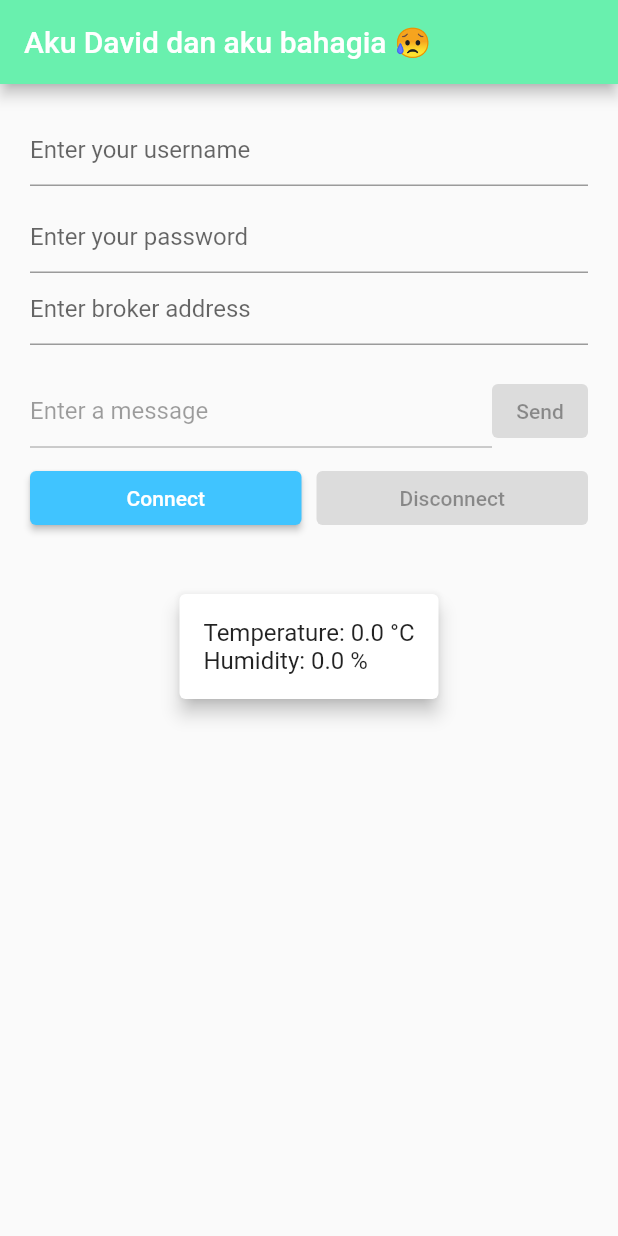
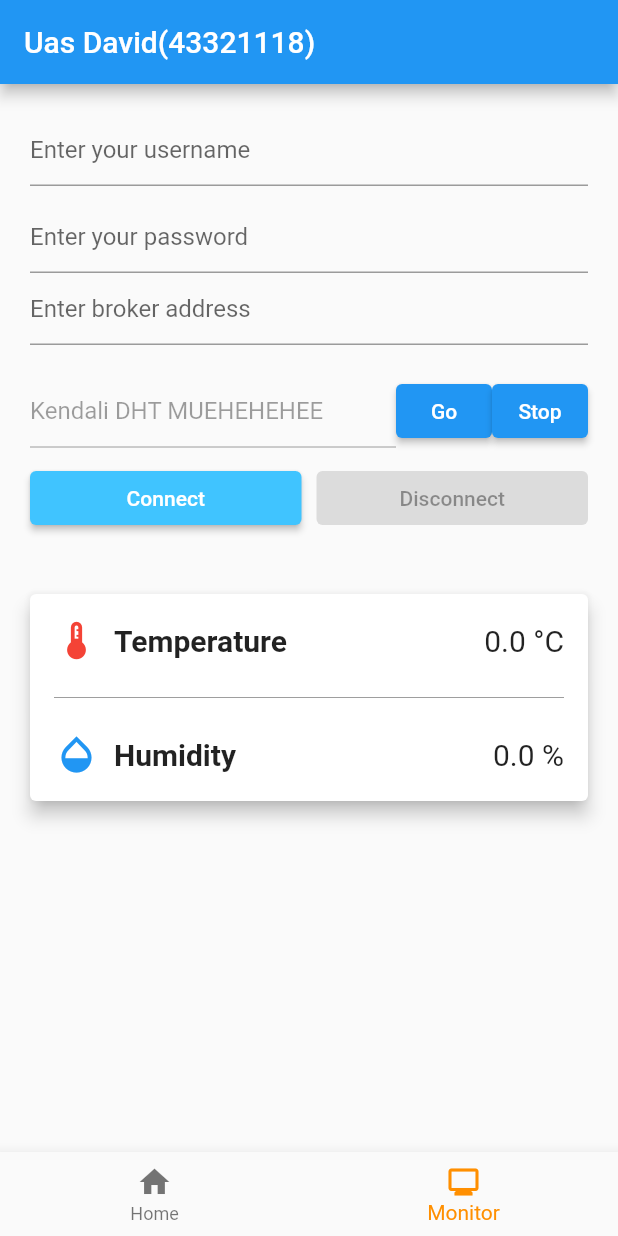
Before and after one commit to davidRT2/android_MQTTclient, a Flutter app: the screen it shows after launch, on a phone screen of 412 x 824 dp. Run offline on Flutter 3.47's test engine with Material 2 defaults, Android fonts, the light colour scheme and no system bars; missing offline and left inert: mqtt_client.

Commit message:
Finish Primary function

```diff
--- a/lib/main.dart
+++ b/lib/main.dart
@@ -1,56 +1,69 @@
 import 'package:flutter/material.dart';
 import 'package:temprature_monitor/widgets/mqttView.dart';
+import 'package:temprature_monitor/widgets/monitorView.dart';
 import 'package:temprature_monitor/mqtt/state/MQTTAppState.dart';
 import 'package:provider/provider.dart';
 
 void main() => runApp(MyApp());
 
 class MyApp extends StatelessWidget {
-  // This widget is the root of your application.
   @override
   Widget build(BuildContext context) {
-    /*
-    final MQTTManager manager = MQTTManager(host:'test.mosquitto.org',topic:'flutter/amp/cool',identifier:'ios');
-    manager.initializeMQTTClient();
+    return MaterialApp(
+      title: 'Flutter Demo',
+      theme: ThemeData(
+        primarySwatch: Colors.blue,
+      ),
+      home: MultiProvider(
+        providers: [
+          ChangeNotifierProvider(create: (_) => MQTTAppState()),
+        ],
+        child: Builder(
+          builder: (BuildContext context) {
+            return Scaffold(
+              appBar: AppBar(
+                title: Text('Uas David(43321118)'),
+              ),
+              body: MQTTView(),
+              bottomNavigationBar: _buildBottomNavigationBar(context),
+            );
+          },
+        ),
+      ),
+    );
+  }
 
-     */
+  Widget _buildBottomNavigationBar(BuildContext context) {
+    return BottomNavigationBar(
+      items: const <BottomNavigationBarItem>[
+        BottomNavigationBarItem(
+          icon: Icon(Icons.home),
+          label: 'Home',
+        ),
+        BottomNavigationBarItem(
+          icon: Icon(Icons.monitor),
+          label: 'Monitor',
+        ),
+      ],
+      currentIndex: 1,
+      selectedItemColor: Colors.amber[800],
+      onTap: (int index) {
+        _onBottomNavigationBarTapped(context, index);
+      },
+    );
+  }
 
-    return MaterialApp(
-        title: 'Flutter Demo',
-        theme: ThemeData(
-          // This is the theme of your application.
-          //
-          // Try running your application with "flutter run". You'll see the
-          // application has a blue toolbar. Then, without quitting the app, try
-          // changing the primarySwatch below to Colors.green and then invoke
-          // "hot reload" (press "r" in the console where you ran "flutter run",
-          // or simply save your changes to "hot reload" in a Flutter IDE).
-          // Notice that the counter didn't reset back to zero; the application
-          // is not restarted.
-          primarySwatch: Colors.blue,
-        ),
-        home: ChangeNotifierProvider<MQTTAppState>(
-          create: (_) => MQTTAppState(),
-          child: MQTTView(),
-        ));
+  void _onBottomNavigationBarTapped(BuildContext context, int index) {
+    print('BottomNavigationBar tapped: $index');
+    if (index == 0) {
+      // Do nothing or navigate to home screen
+      Navigator.of(context).push(MaterialPageRoute(
+        builder: (context) => MQTTView(),
+      ));
+    } else if (index == 1) {
+      Navigator.of(context).push(MaterialPageRoute(
+        builder: (context) => MonitorView(),
+      ));
+    }
   }
 }
-
-
-/*
-Padding(
-        padding: const EdgeInsets.all(100.0),
-        child: Center(
-          child:Column(
-            children: <Widget>[
-              Center(
-                child: RaisedButton(
-                  child: Text("Connect"),
-                  onPressed: manager.connect ,
-                ),
-              )
-            ],
-          ) ,
-        ),
-      )
- */
--- a/lib/mqtt/MqttManager.dart
+++ b/lib/mqtt/MqttManager.dart
@@ -74,7 +74,7 @@ class MQTTManager {
   void publish(String message) {
     final MqttClientPayloadBuilder builder = MqttClientPayloadBuilder();
     builder.addString(message);
-    _client!.publishMessage("UAS-IOT/43321118/led", MqttQos.exactlyOnce, builder.payload!);
+    _client!.publishMessage("UAS-IOT/43321118/status", MqttQos.exactlyOnce, builder.payload!);
   }
 
   /// The subscribed callback
--- a/lib/widgets/mqttView.dart
+++ b/lib/widgets/mqttView.dart
@@ -1,4 +1,5 @@
 import 'dart:io' show Platform;
+import 'dart:convert';
 import 'package:flutter/material.dart';
 import 'package:provider/provider.dart';
 import 'package:temprature_monitor/mqtt/state/MQTTAppState.dart';
@@ -18,6 +19,9 @@ class _MQTTViewState extends State<MQTTView> {
   final TextEditingController _usernameTextController = TextEditingController();
   final TextEditingController _passwordTextController = TextEditingController();
   final String _topiSubscribe = "UAS-IOT/43321118/data";
+  bool _led1Status = false;
+  bool _led2Status = false;
+  bool _led3Status = false;
 
   late MQTTAppState currentAppState;
   late MQTTManager manager;
@@ -63,25 +67,27 @@ class _MQTTViewState extends State<MQTTView> {
   Widget _buildAppBar(BuildContext context) {
     return AppBar(
       title: const Text('Aku David dan aku bahagia 😥'),
-      backgroundColor: Colors.greenAccent,
+      backgroundColor: const Color.fromARGB(255, 10, 184, 100),
     );
   }
 
   Widget _buildColumn() {
     return Column(
       children: <Widget>[
-      _buildAppBar(context),  // Add this line to include the app bar
+        // _buildAppBar(context),  // Add this line to include the app bar
         // _buildConnectionStateText(
         //     _prepareStateMessageFrom(currentAppState.getAppConnectionState)),
         _buildEditableColumn(),
         // _buildScrollableTextWith(currentAppState.getHistoryText),
         // Show Snackbar based on connection state
-      _buildStatusCard(),
-      // _showStatusSnackbar(),
+        _buildSensorDataCard(),
+        // _buildLEDControlCard(),
+        _showStatusSnackbar(),
       ],
     );
   }
-  Widget _buildStatusCard() {
+
+  Widget _buildSensorDataCard() {
     return Card(
       elevation: 5,
       margin: const EdgeInsets.all(20.0),
@@ -90,76 +96,112 @@ class _MQTTViewState extends State<MQTTView> {
         child: Column(
           crossAxisAlignment: CrossAxisAlignment.start,
           children: <Widget>[
+            Row(
+              mainAxisAlignment: MainAxisAlignment.spaceBetween,
+              children: [
+                Row(
+                  children: [
+                    Icon(Icons.thermostat, color: Colors.red, size: 30),
+                    SizedBox(width: 10),
                     Text(
-            'Temperature: ${currentAppState.getTemperature} °C',
-            style: TextStyle(fontSize: 16),
+                      'Temperature',
+                      style:
+                          TextStyle(fontSize: 20, fontWeight: FontWeight.bold),
+                    ),
+                  ],
                 ),
                 Text(
-            'Humidity: ${currentAppState.getHumidity} %',
-            style: TextStyle(fontSize: 16),
+                  '${currentAppState.getTemperature} °C',
+                  style: TextStyle(fontSize: 20),
+                ),
+              ],
+            ),
+            SizedBox(height: 15),
+            Divider(color: Colors.grey),
+            SizedBox(height: 15),
+            Row(
+              mainAxisAlignment: MainAxisAlignment.spaceBetween,
+              children: [
+                Row(
+                  children: [
+                    Icon(Icons.opacity, color: Colors.blue, size: 30),
+                    SizedBox(width: 10),
+                    Text(
+                      'Humidity',
+                      style:
+                          TextStyle(fontSize: 20, fontWeight: FontWeight.bold),
+                    ),
+                  ],
+                ),
+                Text(
+                  '${currentAppState.getHumidity} %',
+                  style: TextStyle(fontSize: 20),
+                ),
+              ],
             ),
           ],
         ),
       ),
     );
   }
-
   // ... (rest of your existing _MQTTViewState class)
 
-// Widget _showStatusSnackbar() {
-//   return Builder(
-//     builder: (BuildContext context) {
-//       String snackbarMessage = '';
-//       IconData snackbarIcon = Icons.info; // Default icon
-//       Color snackbarColor = Colors.black; // Default color
+  Widget _showStatusSnackbar() {
+    return Builder(
+      builder: (BuildContext context) {
+        String snackbarMessage = '';
+        IconData snackbarIcon = Icons.info; // Default icon
+        Color snackbarColor = Colors.black; // Default color
 
-//       if (currentAppState.getAppConnectionState == MQTTAppConnectionState.connected && currentAppState.isFirstConnection) {
-//         // Hanya tampilkan pesan snackbar saat status terhubung (connected)
-//         currentAppState.setFirstConnection(false);
-//         snackbarMessage = 'Connected! Already subscribed to \n' + _topiSubscribe;
-//         snackbarIcon = Icons.check;
-//         snackbarColor = Colors.green;
-//       } else if (currentAppState.getAppConnectionState == MQTTAppConnectionState.disconnected) {
-//         currentAppState.setFirstConnection(true);
-//         snackbarMessage = 'Disconnected!';
-//         snackbarIcon = Icons.clear;
-//         snackbarColor = Colors.red;
-//       } else if (currentAppState.getAppConnectionState == MQTTAppConnectionState.connecting) {
-//         snackbarMessage = 'Proses...';
-//         snackbarColor = Colors.blue;
-//       }
+        if (currentAppState.getAppConnectionState ==
+                MQTTAppConnectionState.connected &&
+            currentAppState.isFirstConnection) {
+          // Hanya tampilkan pesan snackbar saat status terhubung (connected)
+          currentAppState.setFirstConnection(false);
+          snackbarMessage =
+              'Connected! Already subscribed to \n' + _topiSubscribe;
+          snackbarIcon = Icons.check;
+          snackbarColor = Colors.green;
+        } else if (currentAppState.getAppConnectionState ==
+            MQTTAppConnectionState.disconnected) {
+          currentAppState.setFirstConnection(true);
+          snackbarMessage = 'Disconnected!';
+          snackbarIcon = Icons.clear;
+          snackbarColor = Colors.red;
+        } else if (currentAppState.getAppConnectionState ==
+            MQTTAppConnectionState.connecting) {
+          snackbarMessage = 'Proses...';
+          snackbarColor = Colors.blue;
+        }
 
-//       if (snackbarMessage.isNotEmpty) {
-//         WidgetsBinding.instance?.addPostFrameCallback((_) {
-//           ScaffoldMessenger.of(context).showSnackBar(
-//             SnackBar(
-//               content: Row(
-//                 children: [
-//                   if (currentAppState.getAppConnectionState == MQTTAppConnectionState.connecting)
-//                     CircularProgressIndicator(
-//                       valueColor: AlwaysStoppedAnimation<Color>(Colors.white),
-//                     )
-//                   else
-//                     Icon(snackbarIcon, color: Colors.white),
-//                   SizedBox(width: 10),
-//                   Text(snackbarMessage),
-//                 ],
-//               ),
-//               duration: Duration(seconds: 3),
-//               backgroundColor: snackbarColor,
-//             ),
-//           );
-//         });
-//       }
+        if (snackbarMessage.isNotEmpty) {
+          WidgetsBinding.instance?.addPostFrameCallback((_) {
+            ScaffoldMessenger.of(context).showSnackBar(
+              SnackBar(
+                content: Row(
+                  children: [
+                    if (currentAppState.getAppConnectionState ==
+                        MQTTAppConnectionState.connecting)
+                      CircularProgressIndicator(
+                        valueColor: AlwaysStoppedAnimation<Color>(Colors.white),
+                      )
+                    else
+                      Icon(snackbarIcon, color: Colors.white),
+                    SizedBox(width: 10),
+                    Text(snackbarMessage),
+                  ],
+                ),
+                duration: Duration(seconds: 3),
+                backgroundColor: snackbarColor,
+              ),
+            );
+          });
+        }
 
-//       return Container();
-//     },
-//   );
-// }
-
-
-
-
+        return Container();
+      },
+    );
+  }
 
   Widget _buildEditableColumn() {
     return Padding(
@@ -187,25 +229,60 @@ class _MQTTViewState extends State<MQTTView> {
     );
   }
 
+  // Widget _buildPublishMessageRow() {
+  //   return Row(
+  //     mainAxisAlignment: MainAxisAlignment.spaceEvenly,
+  //     children: <Widget>[
+  //       Expanded(
+  //         child: _buildTextFieldWith(_messageTextController, 'Enter a message',
+  //             currentAppState.getAppConnectionState),
+  //       ),
+  //       _buildSendButtonFrom(currentAppState.getAppConnectionState)
+  //     ],
+  //   );
+  // }
   Widget _buildPublishMessageRow() {
   return Row(
     mainAxisAlignment: MainAxisAlignment.spaceEvenly,
     children: <Widget>[
       Expanded(
-          child: _buildTextFieldWith(_messageTextController, 'Enter a message',
+        child: _buildTextFieldWith(_messageTextController, 'Kendali DHT MUEHEHEHEE',
             currentAppState.getAppConnectionState),
       ),
-        _buildSendButtonFrom(currentAppState.getAppConnectionState)
+      _buildSendButton(1), // Tombol untuk mengirim status go (payload: 1)
+      _buildSendButton(0), // Tombol untuk mengirim status stop (payload: 0)
     ],
   );
 }
+
+Widget _buildSendButton(int status) {
+  return ElevatedButton(
+    onPressed: () {
+      // Gantilah `yourJsonKey` dengan kunci yang sesuai di dalam JSON Anda.
+      // Sesuaikan payload sesuai dengan nilai status yang dipilih.
+      var jsonPayload = {'status': status};
+      var jsonString = jsonEncode(jsonPayload);
+      // Kirim JSON ke tempat yang sesuai, seperti melalui socket atau HTTP request.
+      // Gantilah 'sendJsonPayload' dengan metode yang sesuai untuk pengiriman.
+      manager.publish(status.toString());
+
+      // Jika status adalah 0, set temperature dan humidity di appState ke 0.0.
+      if (status == 0) {
+        currentAppState.setTemperature(0.0);
+        currentAppState.setHumidity(0.0);
+      }
+    },
+    child: Text(status == 1 ? 'Go' : 'Stop'), // Ubah teks tombol sesuai dengan status.
+  );
+}
+
 
   Widget _buildConnectionStateText(String status) {
     return Row(
       children: <Widget>[
         Expanded(
           child: Container(
-              color: Colors.deepOrangeAccent,
+              color: Colors.deepOrange,
               child: Text(status, textAlign: TextAlign.center)),
         ),
       ],
@@ -336,4 +413,93 @@ class _MQTTViewState extends State<MQTTView> {
     manager.publish(message);
     _messageTextController.clear();
   }
+   Widget _buildLEDControlCard() {
+    return Card(
+      elevation: 5,
+      margin: const EdgeInsets.all(20.0),
+      child: Padding(
+        padding: const EdgeInsets.all(16.0),
+        child: Column(
+          crossAxisAlignment: CrossAxisAlignment.start,
+          children: <Widget>[
+            Text(
+              'LED Control',
+              style: TextStyle(fontSize: 20, fontWeight: FontWeight.bold),
+            ),
+            SizedBox(height: 15),
+            _buildLEDSwitch('LED 1', _led1Status, (value) {
+              setState(() {
+                _led1Status = value;
+              });
+              _publishLEDStatus();
+            }),
+            _buildLEDSwitch('LED 2', _led2Status, (value) {
+              setState(() {
+                _led2Status = value;
+              });
+              _publishLEDStatus();
+            }),
+            _buildLEDSwitch('LED 3', _led3Status, (value) {
+              setState(() {
+                _led3Status = value;
+              });
+              _publishLEDStatus();
+            }),
+          ],
+        ),
+      ),
+    );
   }
+
+  Widget _buildLEDSwitch(String label, bool value, Function(bool) onChanged) {
+    return Row(
+      mainAxisAlignment: MainAxisAlignment.spaceBetween,
+      children: [
+        Text(
+          label,
+          style: TextStyle(fontSize: 18),
+        ),
+        Switch(
+          value: value,
+          onChanged: onChanged,
+        ),
+      ],
+    );
+  }
+
+  // Function to publish LED statuses as JSON to MQTT
+  void _publishLEDStatus() {
+    final Map<String, dynamic> ledStatusJson = {
+      'led1': _led1Status,
+      'led2': _led2Status,
+      'led3': _led3Status,
+    };
+
+    final String ledStatusMessage = json.encode(ledStatusJson);
+    manager.publish(ledStatusMessage);
+  }
+}
+
+Widget _buildBottomNavigationBar() {
+  return BottomNavigationBar(
+    items: const <BottomNavigationBarItem>[
+      BottomNavigationBarItem(
+        icon: Icon(Icons.home),
+        label: 'Home',
+      ),
+      BottomNavigationBarItem(
+        icon: Icon(Icons.settings),
+        label: 'Settings',
+      ),
+    ],
+    currentIndex: 0, // Indeks halaman saat ini
+    selectedItemColor: Colors.amber[800],
+    onTap: _onBottomNavigationBarTapped,
+  );
+}
+
+void _onBottomNavigationBarTapped(int index) {
+  // Handle navigasi antar halaman sesuai dengan indeks yang dipilih
+  // Misalnya, menggunakan Navigator.push atau mengubah state widget.
+  print('BottomNavigationBar tapped: $index');
+}
```
Also changed, not shown: lib/mqtt/state/MQTTAppState.dart (+10 -0 lines), lib/widgets/monitorView.dart (added, +130 -0 lines). Lines whose indentation alone changed are shown as unchanged.
